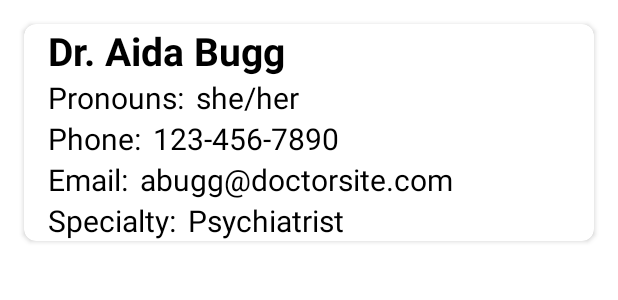
After one commit to saugatlamichhane/Solace, an Android app: the layout item.xml on its own in the app's theme, with its tools: preview values and no code run, on a phone screen of 412 x 824 dp. The commit adds this screen. Shown: the top 300 px of the screen. Run offline under Robolectric (Android 15) with nearby library versions, the phone set to English and light mode, and no system bars.

Commit message:
implemented recycler view in contacts

```diff
--- a/app/src/main/res/layout/activity_main.xml
+++ b/app/src/main/res/layout/activity_main.xml
@@ -3,8 +3,7 @@
     xmlns:app="http://schemas.android.com/apk/res-auto"
     android:id="@+id/container"
     android:layout_width="match_parent"
-    android:layout_height="match_parent"
-    android:paddingTop="?attr/actionBarSize">
+    android:layout_height="match_parent">
 
     <com.google.android.material.bottomnavigation.BottomNavigationView
         android:id="@+id/nav_view"
--- /dev/null
+++ b/app/src/main/res/layout/item.xml
@@ -0,0 +1,125 @@
+<?xml version="1.0" encoding="utf-8"?>
+<androidx.cardview.widget.CardView xmlns:android="http://schemas.android.com/apk/res/android"
+    xmlns:app="http://schemas.android.com/apk/res-auto"
+    android:layout_width="match_parent"
+    android:layout_height="wrap_content"
+    android:layout_margin="16dp"
+    android:elevation="8dp"
+    app:cardCornerRadius="8dp">
+
+    <LinearLayout
+        android:layout_width="wrap_content"
+        android:layout_height="wrap_content"
+        android:layout_marginLeft="16dp"
+        android:orientation="vertical">
+
+
+        <LinearLayout
+            android:layout_width="match_parent"
+            android:layout_height="wrap_content"
+            android:layout_gravity="center_vertical"
+            android:orientation="horizontal">
+
+            <TextView
+                android:id="@+id/name"
+                android:layout_width="wrap_content"
+                android:layout_height="wrap_content"
+                android:text="Dr. Aida Bugg"
+                android:textColor="@color/black"
+                android:textSize="26sp"
+                android:textStyle="bold"/>
+        </LinearLayout>
+        <LinearLayout
+            android:layout_width="wrap_content"
+            android:layout_height="wrap_content"
+            android:layout_gravity="center_vertical"
+            android:orientation="horizontal">
+
+            <TextView
+                android:layout_width="wrap_content"
+                android:layout_height="wrap_content"
+                android:text="Pronouns:"
+                android:textColor="@color/black"
+                android:textSize="20sp"/>
+
+            <TextView
+                android:id="@+id/pronouns"
+                android:layout_width="wrap_content"
+                android:layout_height="wrap_content"
+                android:text="she/her"
+                android:textColor="@color/black"
+                android:textSize="20sp"
+                android:layout_marginLeft="8dp"/>
+        </LinearLayout>
+        <LinearLayout
+            android:layout_width="wrap_content"
+            android:layout_height="wrap_content"
+            android:layout_gravity="center_vertical"
+            android:orientation="horizontal">
+
+            <TextView
+                android:layout_width="wrap_content"
+                android:layout_height="wrap_content"
+                android:text="Phone:"
+                android:textColor="@color/black"
+                android:textSize="20sp"/>
+
+            <TextView
+                android:id="@+id/phone"
+                android:layout_width="wrap_content"
+                android:layout_height="wrap_content"
+                android:text="123-456-7890"
+                android:textColor="@color/black"
+                android:textSize="20sp"
+                android:layout_marginLeft="8dp"/>
+        </LinearLayout>
+        <LinearLayout
+            android:layout_width="wrap_content"
+            android:layout_height="wrap_content"
+            android:layout_gravity="center_vertical"
+            android:orientation="horizontal">
+
+            <TextView
+                style="bold"
+                android:layout_width="wrap_content"
+                android:layout_height="wrap_content"
+                android:text="Email:"
+                android:textColor="@color/black"
+                android:textSize="20sp"/>
+
+            <TextView
+                android:id="@+id/email"
+                android:layout_width="wrap_content"
+                android:layout_height="wrap_content"
+                android:text="abugg@doctorsite.com"
+                android:textColor="@color/black"
+                android:textSize="20sp"
+                android:layout_marginLeft="8dp"/>
+        </LinearLayout>
+
+        <LinearLayout
+            android:layout_width="wrap_content"
+            android:layout_height="wrap_content"
+            android:layout_gravity="center_vertical"
+            android:orientation="horizontal">
+
+            <TextView
+                android:layout_width="wrap_content"
+                android:layout_height="wrap_content"
+                android:text="Specialty:"
+                android:textColor="@color/black"
+                android:textSize="20sp"/>
+
+            <TextView
+                android:id="@+id/specialty"
+                android:layout_width="wrap_content"
+                android:layout_height="wrap_content"
+                android:text="Psychiatrist"
+                android:textColor="@color/black"
+                android:textSize="20sp"
+                android:layout_marginLeft="8dp"/>
+        </LinearLayout>
+
+    </LinearLayout>
+
+</androidx.cardview.widget.CardView>
```
Also changed, not shown: app/src/main/java/com/thetrailblazers/solace/Therapist.java (added, +25 -0 lines), app/src/main/java/com/thetrailblazers/solace/TherapistAdapter.java (added, +58 -0 lines), app/src/main/java/com/thetrailblazers/solace/ui/contacts/ContactsFragment.java (+38 -2 lines), app/src/main/res/layout/fragment_contacts.xml (+3 -8 lines).
